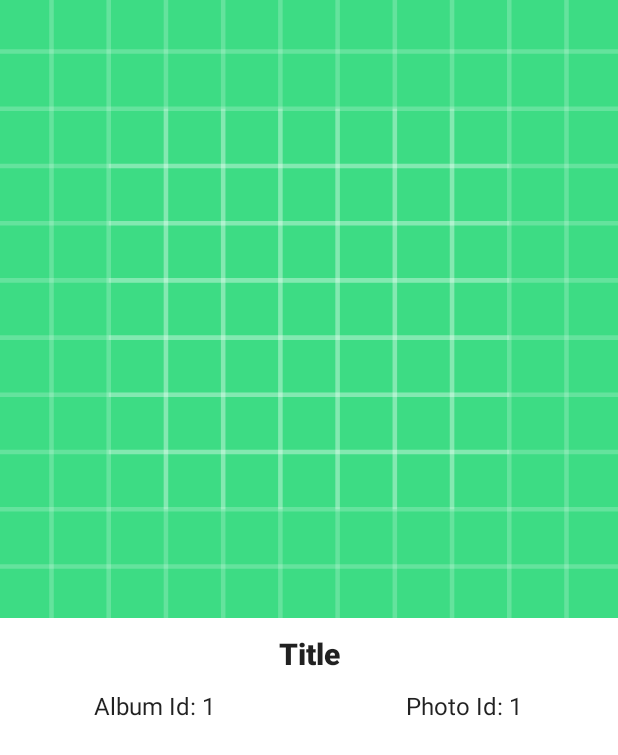
After one commit to rasenyer/PhotosApp, an Android app: the layout fragment_detail.xml on its own in the app's theme, with its tools: preview values and no code run, on a phone screen of 412 x 824 dp. The commit adds this screen. Shown: the top 755 px of the screen. Run offline under Robolectric (Android 15) with nearby library versions, the phone set to English and light mode, and no system bars; network calls fail.

Commit message:
Navigation and passing data between fragments added.

```diff
--- a/app/build.gradle
+++ b/app/build.gradle
@@ -1,6 +1,7 @@
 plugins {
     id 'com.android.application'
     id 'org.jetbrains.kotlin.android'
+    id("androidx.navigation.safeargs")
 }
 
 android {
--- a/app/src/main/java/com/rasenyer/photosapp/data/remote/model/Photo.kt
+++ b/app/src/main/java/com/rasenyer/photosapp/data/remote/model/Photo.kt
@@ -1,6 +1,7 @@
 package com.rasenyer.photosapp.data.remote.model
 
 import com.google.gson.annotations.SerializedName
+import java.io.Serializable
 
 data class Photo(
 
@@ -13,4 +14,4 @@ data class Photo(
     @SerializedName("url")
     val url: String
 
-)
+): Serializable
--- a/app/src/main/java/com/rasenyer/photosapp/ui/fragment/HomeFragment.kt
+++ b/app/src/main/java/com/rasenyer/photosapp/ui/fragments/HomeFragment.kt
@@ -1,4 +1,4 @@
-package com.rasenyer.photosapp.ui.fragment
+package com.rasenyer.photosapp.ui.fragments
 
 import android.os.Bundle
 import androidx.fragment.app.Fragment
--- /dev/null
+++ b/app/src/main/res/layout/fragment_detail.xml
@@ -0,0 +1,72 @@
+<?xml version="1.0" encoding="utf-8"?>
+<ScrollView
+    xmlns:android="http://schemas.android.com/apk/res/android"
+    xmlns:tools="http://schemas.android.com/tools"
+    xmlns:app="http://schemas.android.com/apk/res-auto"
+    android:layout_width="match_parent"
+    android:layout_height="match_parent"
+    tools:context=".ui.fragments.DetailFragment">
+
+    <LinearLayout
+        android:layout_width="match_parent"
+        android:layout_height="wrap_content"
+        android:orientation="vertical">
+
+        <androidx.constraintlayout.widget.ConstraintLayout
+            android:layout_width="match_parent"
+            android:layout_height="wrap_content">
+
+            <ImageView
+                android:id="@+id/mImageView"
+                android:layout_width="0dp"
+                android:layout_height="0dp"
+                android:scaleType="centerCrop"
+                android:contentDescription="@string/app_name"
+                tools:src="@drawable/ic_launcher_background"
+                app:layout_constraintDimensionRatio="H,1:1"
+                app:layout_constraintTop_toTopOf="parent"
+                app:layout_constraintBottom_toBottomOf="parent"
+                app:layout_constraintLeft_toLeftOf="parent"
+                app:layout_constraintRight_toRightOf="parent"/>
+
+        </androidx.constraintlayout.widget.ConstraintLayout>
+
+        <TextView
+            android:id="@+id/mTextViewTitle"
+            android:layout_width="match_parent"
+            android:layout_height="wrap_content"
+            android:gravity="center"
+            android:padding="10dp"
+            android:textAppearance="?attr/textAppearanceSearchResultTitle"
+            android:textStyle="bold"
+            tools:text="Title"/>
+
+        <LinearLayout
+            android:layout_width="match_parent"
+            android:layout_height="wrap_content"
+            android:orientation="horizontal"
+            android:paddingBottom="10dp">
+
+            <TextView
+                android:id="@+id/mTextViewAlbumId"
+                android:layout_width="0dp"
+                android:layout_height="wrap_content"
+                android:layout_weight="1"
+                android:gravity="center"
+                android:textAppearance="?attr/textAppearanceSearchResultSubtitle"
+                tools:text="Album Id: 1"/>
+
+            <TextView
+                android:id="@+id/mTextViewPhotoId"
+                android:layout_width="0dp"
+                android:layout_height="wrap_content"
+                android:layout_weight="1"
+                android:gravity="center"
+                android:textAppearance="?attr/textAppearanceSearchResultSubtitle"
+                tools:text="Photo Id: 1"/>
+
+        </LinearLayout>
+
+    </LinearLayout>
+
+</ScrollView>
--- a/app/src/main/res/layout/fragment_home.xml
+++ b/app/src/main/res/layout/fragment_home.xml
@@ -8,4 +8,4 @@
     android:layout_height="match_parent"
     android:scrollbars="vertical"
     app:layoutManager="androidx.recyclerview.widget.LinearLayoutManager"
-    tools:context=".ui.fragment.HomeFragment"/>
+    tools:context=".ui.fragments.HomeFragment"/>
--- a/app/src/main/res/values/strings.xml
+++ b/app/src/main/res/values/strings.xml
@@ -1,6 +1,7 @@
 <resources>
     <string name="app_name">PhotosApp</string>
     <string name="home">Home</string>
+    <string name="detail">Detail</string>
     <string name="album_id">Album Id:\u0020</string>
     <string name="photo_id">Photo Id:\u0020</string>
     <string name="title">Title:\u0020</string>
```
Also changed, not shown: app/src/main/java/com/rasenyer/photosapp/ui/adapter/PhotoAdapter.kt (+7 -0 lines), app/src/main/java/com/rasenyer/photosapp/ui/fragments/DetailFragment.kt (added, +66 -0 lines), app/src/main/res/navigation/nav_graph.xml (+21 -2 lines), build.gradle (+15 -1 lines), 1 other file.
